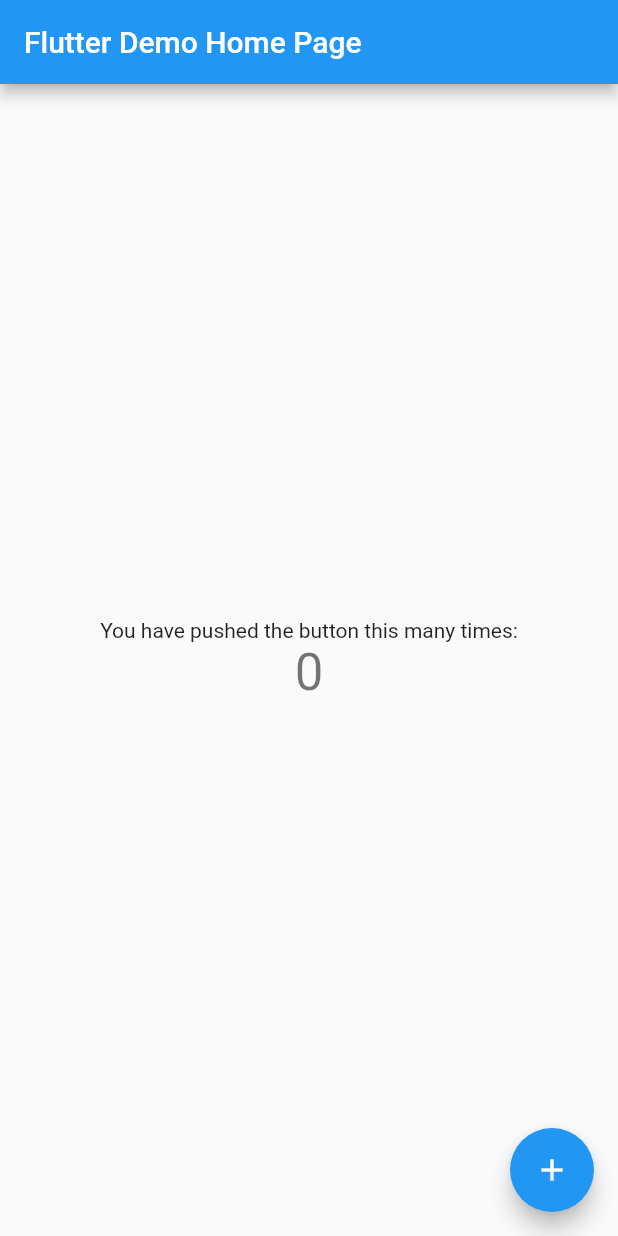
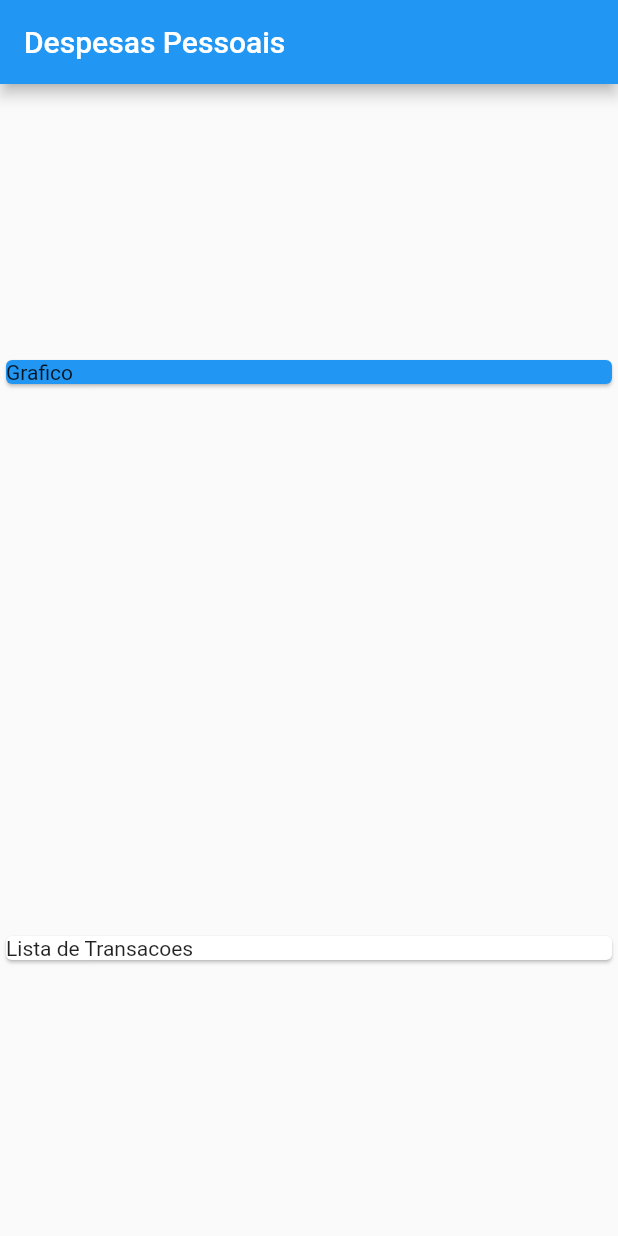
Before and after one commit to leanjr99/flutter_ui_despesas_pessoais, a Flutter app: the screen it shows after launch, on a phone screen of 412 x 824 dp. Run offline on Flutter 3.47's test engine with Material 2 defaults, Android fonts, the phone set to English and light mode, and no system bars.

Commit message:
criacao da main e page de transacoes

```diff
--- a/lib/main.dart
+++ b/lib/main.dart
@@ -1,117 +1,54 @@
+import 'package:despesas_pessoais/models/transaction.dart';
 import 'package:flutter/material.dart';
 
-void main() {
-  runApp(MyApp());
-}
+main() => runApp(ExpensesApp());
 
-class MyApp extends StatelessWidget {
-  // This widget is the root of your application.
+class ExpensesApp extends StatelessWidget {
   @override
   Widget build(BuildContext context) {
     return MaterialApp(
-      title: 'Flutter Demo',
-      theme: ThemeData(
-        // This is the theme of your application.
-        //
-        // Try running your application with "flutter run". You'll see the
-        // application has a blue toolbar. Then, without quitting the app, try
-        // changing the primarySwatch below to Colors.green and then invoke
-        // "hot reload" (press "r" in the console where you ran "flutter run",
-        // or simply save your changes to "hot reload" in a Flutter IDE).
-        // Notice that the counter didn't reset back to zero; the application
-        // is not restarted.
-        primarySwatch: Colors.blue,
-        // This makes the visual density adapt to the platform that you run
-        // the app on. For desktop platforms, the controls will be smaller and
-        // closer together (more dense) than on mobile platforms.
-        visualDensity: VisualDensity.adaptivePlatformDensity,
-      ),
-      home: MyHomePage(title: 'Flutter Demo Home Page'),
+      home: MyHomePage(),
     );
   }
 }
 
-class MyHomePage extends StatefulWidget {
-  MyHomePage({Key key, this.title}) : super(key: key);
-
-  // This widget is the home page of your application. It is stateful, meaning
-  // that it has a State object (defined below) that contains fields that affect
-  // how it looks.
-
-  // This class is the configuration for the state. It holds the values (in this
-  // case the title) provided by the parent (in this case the App widget) and
-  // used by the build method of the State. Fields in a Widget subclass are
-  // always marked "final".
-
-  final String title;
-
-  @override
-  _MyHomePageState createState() => _MyHomePageState();
-}
-
-class _MyHomePageState extends State<MyHomePage> {
-  int _counter = 0;
-
-  void _incrementCounter() {
-    setState(() {
-      // This call to setState tells the Flutter framework that something has
-      // changed in this State, which causes it to rerun the build method below
-      // so that the display can reflect the updated values. If we changed
-      // _counter without calling setState(), then the build method would not be
-      // called again, and so nothing would appear to happen.
-      _counter++;
-    });
-  }
+class MyHomePage extends StatelessWidget {
+  final _transactions = [
+    Transaction(
+      id: 't1',
+      title: 'Novo Tenis de Corrida',
+      value: 310.16,
+      date: DateTime.now(),
+    ),
+    Transaction(
+      id: 't1',
+      title: 'Novo Tenis de Corrida',
+      value: 310.16,
+      date: DateTime.now(),
+    ),
+  ];
 
   @override
   Widget build(BuildContext context) {
-    // This method is rerun every time setState is called, for instance as done
-    // by the _incrementCounter method above.
-    //
-    // The Flutter framework has been optimized to make rerunning build methods
-    // fast, so that you can just rebuild anything that needs updating rather
-    // than having to individually change instances of widgets.
     return Scaffold(
       appBar: AppBar(
-        // Here we take the value from the MyHomePage object that was created by
-        // the App.build method, and use it to set our appbar title.
-        title: Text(widget.title),
+        title: Text('Despesas Pessoais'),
       ),
-      body: Center(
-        // Center is a layout widget. It takes a single child and positions it
-        // in the middle of the parent.
-        child: Column(
-          // Column is also a layout widget. It takes a list of children and
-          // arranges them vertically. By default, it sizes itself to fit its
-          // children horizontally, and tries to be as tall as its parent.
-          //
-          // Invoke "debug painting" (press "p" in the console, choose the
-          // "Toggle Debug Paint" action from the Flutter Inspector in Android
-          // Studio, or the "Toggle Debug Paint" command in Visual Studio Code)
-          // to see the wireframe for each widget.
-          //
-          // Column has various properties to control how it sizes itself and
-          // how it positions its children. Here we use mainAxisAlignment to
-          // center the children vertically; the main axis here is the vertical
-          // axis because Columns are vertical (the cross axis would be
-          // horizontal).
-          mainAxisAlignment: MainAxisAlignment.center,
-          children: <Widget>[
-            Text(
-              'You have pushed the button this many times:',
+      body: Column(
+        mainAxisAlignment: MainAxisAlignment.spaceAround,
+        crossAxisAlignment: CrossAxisAlignment.stretch,
+        children: <Widget>[
+          Container(
+            child: Card(
+              color: Colors.blue,
+              child: Text('Grafico'),
             ),
-            Text(
-              '$_counter',
-              style: Theme.of(context).textTheme.headline4,
-            ),
-          ],
-        ),
+          ),
+          Card(
+            child: Text('Lista de Transacoes'),
+          )
+        ],
       ),
-      floatingActionButton: FloatingActionButton(
-        onPressed: _incrementCounter,
-        tooltip: 'Increment',
-        child: Icon(Icons.add),
-      ), // This trailing comma makes auto-formatting nicer for build methods.
     );
   }
 }
--- /dev/null
+++ b/lib/models/transaction.dart
@@ -0,0 +1,15 @@
+import 'package:flutter/foundation.dart';
+
+class Transaction {
+  final String id;
+  final String title;
+  final double value;
+  final DateTime date;
+
+  Transaction({
+    @requiered this.id,
+    @requiered this.title,
+    @requiered this.value,
+    @requiered this.date,
+  });
+}
```
Also changed, not shown: 2 other files.
